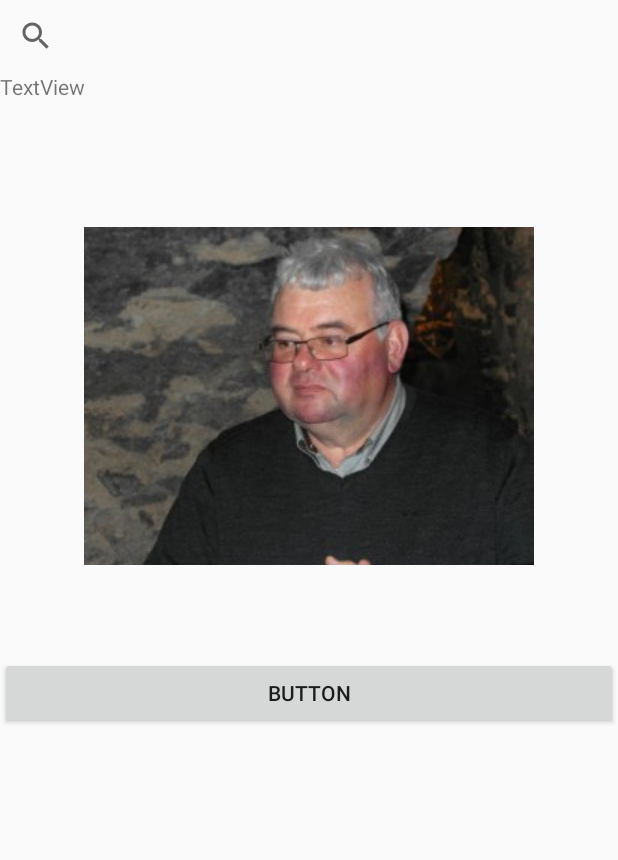
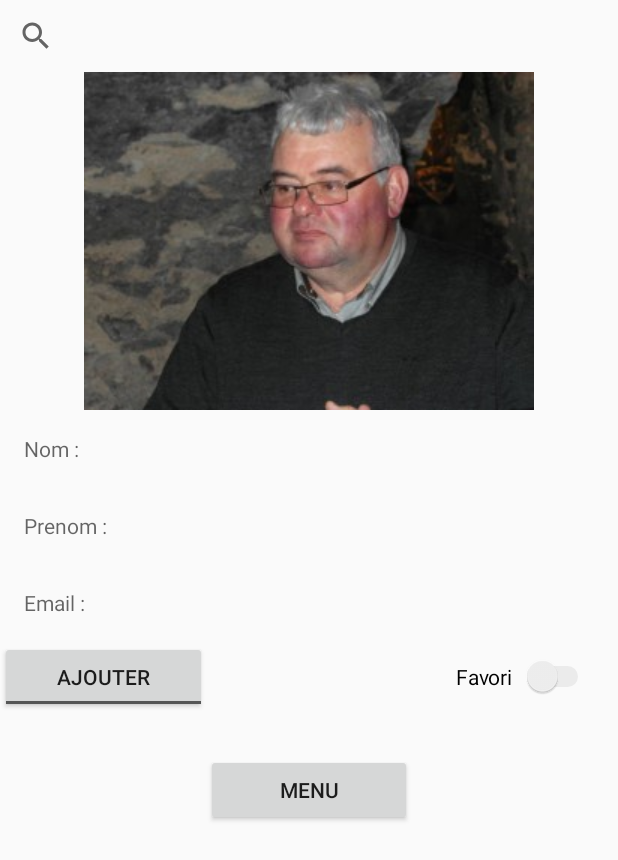
Before and after one commit to bdevoghel/LSINF1225-2018-Groupe15-MiniPoll, an Android app: the AddFriendActivity screen opened directly, with no data from a screen before it, on a phone screen of 412 x 824 dp. Shown: the top 860 px of the screen. Run offline under Robolectric (Android 15) with nearby library versions, the phone set to English and light mode, and no system bars; Roboto replaces fonts that are not available here; 11 statements that could not run were skipped.

Commit message:
addfriend

```diff
--- a/Poll/app/src/main/java/p/poll/activity/ScreenSlidePageFragment.java
+++ b/Poll/app/src/main/java/p/poll/activity/ScreenSlidePageFragment.java
@@ -68,8 +68,6 @@ public class ScreenSlidePageFragment extends Fragment implements View.OnClickLis
             default:
                 break;
         }
-        Intent intent = new Intent(getActivity(), MenuActivity.class);
-        startActivity(intent);
     }
 
 
--- a/Poll/app/src/main/res/layout/activity_addfriend.xml
+++ b/Poll/app/src/main/res/layout/activity_addfriend.xml
@@ -1,62 +1,116 @@
 <?xml version="1.0" encoding="utf-8"?>
-<android.support.constraint.ConstraintLayout xmlns:android="http://schemas.android.com/apk/res/android"
+<ScrollView xmlns:android="http://schemas.android.com/apk/res/android"
     xmlns:app="http://schemas.android.com/apk/res-auto"
-    xmlns:tools="http://schemas.android.com/tools"
+    android:id="@+id/content"
     android:layout_width="match_parent"
-    android:layout_height="match_parent"
-    android:orientation="vertical"
-    tools:context="p.poll.activity.AddFriendActivity">
-
+    android:layout_height="match_parent" >
 
     <LinearLayout
         android:layout_width="match_parent"
-        android:layout_height="match_parent"
+        android:layout_height="wrap_content"
         android:orientation="vertical">
 
         <SearchView
-            android:id="@+id/searchB1"
             android:layout_width="match_parent"
-            android:layout_height="wrap_content">
+            android:layout_height="match_parent" />
 
-        </SearchView>
+        <ImageView
+            android:id="@+id/imageView6"
+            android:layout_width="match_parent"
+            android:layout_height="wrap_content"
+            app:srcCompat="@drawable/michel" />
 
         <TextView
-            android:id="@+id/textView7"
-            android:layout_width="match_parent"
-            android:layout_height="42dp"
-            android:text="TextView" />
-
-        <HorizontalScrollView
-            android:layout_width="match_parent"
-            android:layout_height="332dp"
-            android:layout_marginBottom="8dp"
-            android:layout_marginEnd="8dp"
-            android:layout_marginLeft="8dp"
-            android:layout_marginRight="8dp"
-            android:layout_marginStart="8dp"
-            android:layout_marginTop="8dp"
-            app:layout_constraintBottom_toBottomOf="parent"
-            app:layout_constraintEnd_toEndOf="parent"
-            app:layout_constraintStart_toStartOf="parent"
-            app:layout_constraintTop_toTopOf="parent">
-
-            <ImageView
-                android:id="@+id/imageView4"
-                android:layout_width="wrap_content"
-                android:layout_height="wrap_content"
-                android:layout_gravity="center_vertical|center_horizontal|center"
-                android:adjustViewBounds="false"
-                android:cropToPadding="false"
-                app:srcCompat="@drawable/michel" />
-
-        </HorizontalScrollView>
-
-        <Button
-            android:id="@+id/buttonAddFriend"
+            android:id="@+id/text3"
+            style="?android:textAppearanceMedium"
             android:layout_width="match_parent"
             android:layout_height="wrap_content"
-            android:text="Button" />
+            android:lineSpacingMultiplier="1.2"
+            android:padding="16dp"
+            android:text="Nom :"
+            android:textSize="14sp" />
+
+        <TextView
+            android:id="@+id/text"
+            style="?android:textAppearanceMedium"
+            android:layout_width="match_parent"
+            android:layout_height="wrap_content"
+            android:lineSpacingMultiplier="1.2"
+            android:padding="16dp"
+            android:text="Prenom : "
+            android:textSize="14sp" />
+
+        <TextView
+            android:id="@+id/emailinfo"
+            style="?android:textAppearanceMedium"
+            android:layout_width="match_parent"
+            android:layout_height="wrap_content"
+            android:lineSpacingMultiplier="1.2"
+            android:padding="16dp"
+            android:text="Email : "
+            android:textSize="14sp" />
+
+        <LinearLayout
+            android:layout_width="match_parent"
+            android:layout_height="match_parent"
+            android:orientation="horizontal">
+
+            <Button
+                android:id="@+id/buttonAddFriend"
+                style="@android:style/Widget.Material.Light.Button.Toggle"
+                android:layout_width="307dp"
+                android:layout_height="wrap_content"
+                android:layout_weight="1"
+                android:text="Ajouter" />
+            <view
+                class="android.support.v7.widget.Toolbar"
+                id="@+id/view"
+                layout_weight="1"
+                android:layout_width="wrap_content"
+                android:layout_height="wrap_content" />
+
+            <Switch
+                android:id="@+id/switch1"
+                android:layout_width="match_parent"
+                android:layout_height="wrap_content"
+                android:layout_weight="1"
+                android:text=" Favori  "
+                android:textAlignment="textEnd"
+                android:theme="@style/SCBSwitch" />
+
+            <view
+                class="android.support.v7.widget.Toolbar"
+                id="@+id/view"
+                layout_weight="1"
+                android:layout_width="wrap_content"
+                android:layout_height="wrap_content" />
+        </LinearLayout>
+
+        <TextView
+            android:id="@+id/textView3"
+            android:layout_width="match_parent"
+            android:layout_height="wrap_content"
+            android:visibility="invisible" />
+
+        <LinearLayout
+            android:layout_width="match_parent"
+            android:layout_height="match_parent"
+            android:orientation="horizontal">
+            <View
+                android:layout_width="wrap_content"
+                android:layout_height="match_parent"
+                android:layout_weight="1" />
+            <Button
+                android:id="@+id/buttonexit"
+                android:layout_width="match_parent"
+                android:layout_height="wrap_content"
+                android:layout_weight="1"
+                android:text="Menu" />
+            <View
+                android:layout_width="wrap_content"
+                android:layout_height="match_parent"
+                android:layout_weight="1" />
+        </LinearLayout>
 
     </LinearLayout>
-
-</android.support.constraint.ConstraintLayout>
+</ScrollView>
--- a/Poll/app/src/main/res/layout/charging_page.xml
+++ b/Poll/app/src/main/res/layout/charging_page.xml
@@ -31,7 +31,8 @@
                 android:layout_width="100dp"
                 android:layout_height="wrap_content"
                 android:layout_gravity="center_vertical|center_horizontal|center"
-                android:layout_weight="1" />
+                android:layout_weight="1"
+                android:background="@android:color/white" />
         </LinearLayout>
 
         <RelativeLayout
--- a/Poll/app/src/main/res/values/styles.xml
+++ b/Poll/app/src/main/res/values/styles.xml
@@ -24,4 +24,17 @@
         <item name="colorControlActivated">@color/colorText</item>
     </style>
 
+    <style name="SCBSwitch" parent="Theme.AppCompat.Light">
+        <!-- active thumb & track color (30% transparency) -->
+        <item name="colorControlActivated">#46bdbf</item>
+
+        <!-- inactive thumb color -->
+        <item name="colorSwitchThumbNormal">#f1f1f1
+        </item>
+
+        <!-- inactive track color (30% transparency) -->
+        <item name="android:colorForeground">#42221f1f
+        </item>
+    </style>
+
 </resources>
```
Also changed, not shown: Poll/app/src/main/res/layout/activity_scroll.xml (+82 -4 lines).
